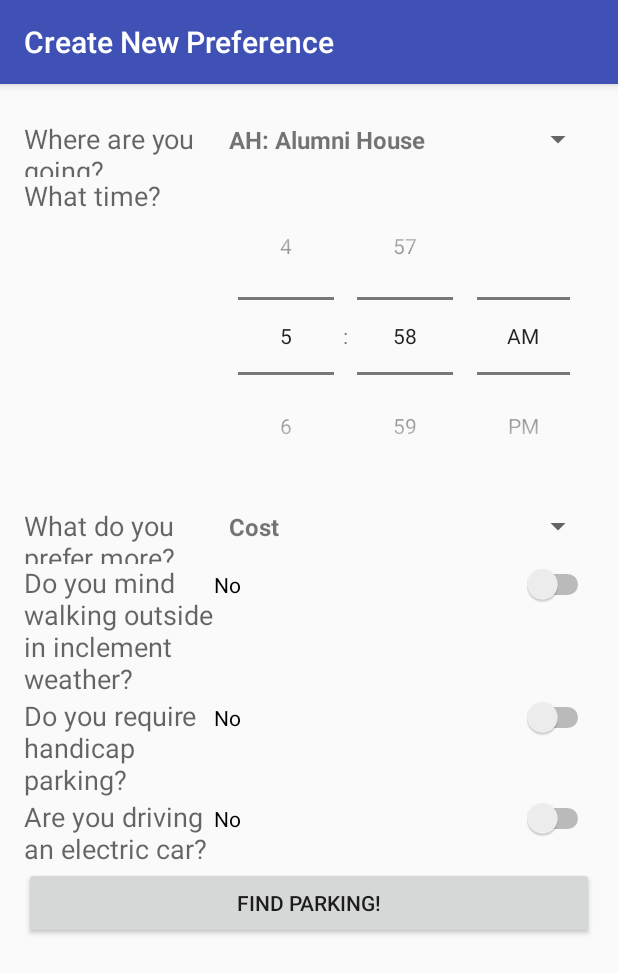
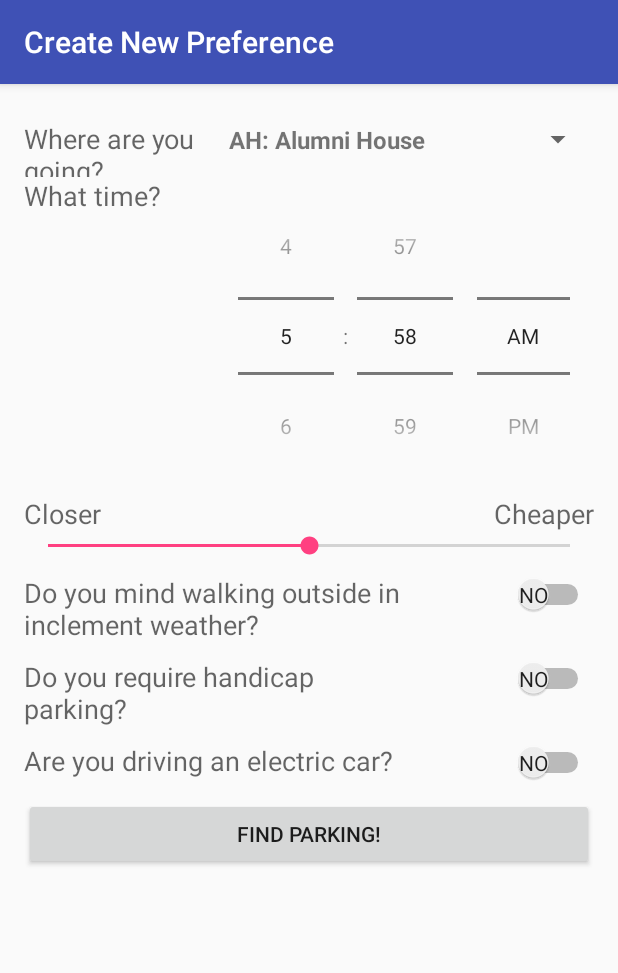
Before and after one commit to frankgreco/CS743_ParkingApp_001, an Android app: the CreateNewPreferenceActivity screen opened directly, with no data from a screen before it, on a phone screen of 412 x 824 dp. Shown: the top 973 px of the screen. Run offline under Robolectric (Android 15) with nearby library versions, the phone set to English and light mode, and no system bars.

Commit message:
Changing cost versus distance dropdown to a slider. Had to also change the Parking Preferences class to use an integer instead of the OPT_STRATEGY enum.

```diff
--- a/app/src/main/java/com/cs743/uwmparkingfinder/Structures/ParkingPreferences.java
+++ b/app/src/main/java/com/cs743/uwmparkingfinder/Structures/ParkingPreferences.java
@@ -20,18 +20,19 @@ package com.cs743.uwmparkingfinder.Structures;
 public class ParkingPreferences
 {
     /*************************  Class Static Variables  ***********************/
-    public enum OPT_STRATEGY
+    /*public enum OPT_STRATEGY
     {
         OPT_COST,                           ///< Optimize based on cost
         OPT_DIST                            ///< Optimize based on distance
-    }
+    }*/
 
     /*************************  Class Member Variables  ***********************/
 
     private String destination_;            ///< Destination building
     private int destTimeHour_;              ///< Destination time (hours part)
     private int destTimeMin_;               ///< Destination time (minute part)
-    private OPT_STRATEGY optimization_;     ///< Preferred optimization
+    //private OPT_STRATEGY optimization_;     ///< Preferred optimization
+    private int disORprice_;                ///< Cost or Distance Preference: 0=prefer closer / 100=prefer cheaper
     private boolean allowOutside_;          ///< True if outside parking ok
     private boolean handicapReq_;           ///< True if require handicap parking
     private boolean electricReq_;           ///< True if require electric parking
@@ -46,7 +47,8 @@ public class ParkingPreferences
         destination_ = null;
         destTimeHour_ = 0;
         destTimeMin_ = 0;
-        optimization_ = OPT_STRATEGY.OPT_COST;
+        //optimization_ = OPT_STRATEGY.OPT_COST;
+        disORprice_=50;
         allowOutside_ = true;
         handicapReq_ = false;
         electricReq_ = false;
@@ -64,16 +66,17 @@ public class ParkingPreferences
      * @param electricReq True if require electric plug-in parking
      */
     public ParkingPreferences(String destination, int hours, int min,
-                              OPT_STRATEGY optimization, boolean outsideOk,
+                              int optimization, boolean outsideOk,
                               boolean handicapReq, boolean electricReq)
     {
         destination_ = destination;
         destTimeHour_ = hours;
         destTimeMin_ = min;
-        optimization_ = optimization;
+        //optimization_ = optimization;
+        disORprice_=optimization;
         allowOutside_ = outsideOk;
         handicapReq_ = handicapReq;
-        electricReq_ = electricReq_;
+        electricReq_ = electricReq;
     }
 
     /**
@@ -135,11 +138,11 @@ public class ParkingPreferences
      *
      * @return true if able to update optimization strategy successfully, false otherwise
      */
-    public boolean setOptimization(OPT_STRATEGY optimization)
+    public boolean setOptimization(int optimization)
     {
         boolean success = true;
-
-        if ((optimization != OPT_STRATEGY.OPT_COST) ||
+        disORprice_=optimization;
+       /* if ((optimization != OPT_STRATEGY.OPT_COST) ||
             (optimization != OPT_STRATEGY.OPT_DIST))
         {
             success = false;
@@ -147,8 +150,7 @@ public class ParkingPreferences
         else
         {
             optimization_ = optimization;
-        }
-
+        }*/
         return success;
     }
 
@@ -235,9 +237,9 @@ public class ParkingPreferences
      *
      * @return Optimization strategy
      */
-    public OPT_STRATEGY getOptimization()
+    public int getOptimization()
     {
-        return optimization_;
+        return disORprice_;
     }
 
     /**
--- a/app/src/main/java/com/cs743/uwmparkingfinder/UI/CreateNewPreferenceActivity.java
+++ b/app/src/main/java/com/cs743/uwmparkingfinder/UI/CreateNewPreferenceActivity.java
@@ -20,6 +20,7 @@ import android.os.Bundle;
 import android.view.View;
 import android.widget.ArrayAdapter;
 import android.widget.Button;
+import android.widget.SeekBar;
 import android.widget.Spinner;
 import android.widget.Switch;
 import android.widget.TextView;
@@ -43,8 +44,10 @@ public class CreateNewPreferenceActivity extends AppCompatActivity
     private Spinner whereToSpinner_;            ///< Where to spinner
     private TextView whatTimeLabel_;            ///< What time label
     private TimePicker whatTimePicker_;         ///< What time picker
-    private TextView prefLabel_;                ///< Parking preferences label
-    private Spinner prefSpinner_;               ///< Parking preferences spinner
+    private TextView prefLabelCloser_;          ///< Closer parking preferences label
+    private TextView prefLabelCheaper_;         ///< Cheaper parking preferences label
+    private SeekBar disORpriceBar_;             ///< Cost or Distance Preference: 0=prefer closer / 100=prefer cheaper
+    //private Spinner prefSpinner_;               ///< Parking preferences spinner
     private TextView prefOutsideLabel_;         ///< Outside preference label
     private Switch prefOutsideSwitch_;          ///< Outside parking switch
     private TextView handicapLabel_;            ///< Need handicap parking label
@@ -71,8 +74,10 @@ public class CreateNewPreferenceActivity extends AppCompatActivity
         whereToSpinner_ = (Spinner)findViewById(R.id.whereToList);
         whatTimeLabel_ = (TextView)findViewById(R.id.whatTimeLabel);
         whatTimePicker_ = (TimePicker)findViewById(R.id.whatTimePicker);
-        prefLabel_ = (TextView)findViewById(R.id.prefLabel);
-        prefSpinner_ = (Spinner)findViewById(R.id.prefSpinner);
+        prefLabelCloser_ = (TextView)findViewById(R.id.prefLabelCloser);
+        prefLabelCheaper_ = (TextView) findViewById(R.id.prefLabelCheaper);
+        disORpriceBar_ = (SeekBar) findViewById(R.id.costDistBar);
+        //prefSpinner_ = (Spinner)findViewById(R.id.prefSpinner);
         prefOutsideLabel_ = (TextView)findViewById(R.id.badWeatherLabel);
         prefOutsideSwitch_= (Switch)findViewById(R.id.outsideSwitch);
         handicapLabel_ = (TextView)findViewById(R.id.disableParkLabel);
@@ -95,10 +100,10 @@ public class CreateNewPreferenceActivity extends AppCompatActivity
         whereToSpinner_.setAdapter(whereToAdapter);
 
         // Populate the preference spinner - reuse TOC text view layout
-        String[] optList = res.getStringArray(R.array.ALL_OPTIMIZATIONS);
+        /*String[] optList = res.getStringArray(R.array.ALL_OPTIMIZATIONS);
         ArrayAdapter optAdapter = new ArrayAdapter<String>(this, R.layout.activity_toclistview, optList);
         optAdapter.setDropDownViewResource(R.layout.support_simple_spinner_dropdown_item);
-        prefSpinner_.setAdapter(optAdapter);
+        prefSpinner_.setAdapter(optAdapter);*/
     }
 
     /**
@@ -121,7 +126,8 @@ public class CreateNewPreferenceActivity extends AppCompatActivity
         int destMin = whatTimePicker_.getMinute();
 
         // Read optimization preference value
-        String optimization = prefSpinner_.getSelectedItem().toString();
+        //String optimization = prefSpinner_.getSelectedItem().toString();
+        int disORprice = disORpriceBar_.getProgress();
 
         // Read outdoor preference
         boolean outsideAllowed = prefOutsideSwitch_.isChecked();
@@ -134,14 +140,14 @@ public class CreateNewPreferenceActivity extends AppCompatActivity
 
         // Package up preferences
         Resources res = getResources();
-        ParkingPreferences.OPT_STRATEGY optStrategy = ParkingPreferences.OPT_STRATEGY.OPT_COST;
+        /*ParkingPreferences.OPT_STRATEGY optStrategy = ParkingPreferences.OPT_STRATEGY.OPT_COST;
         if (optimization.equalsIgnoreCase(res.getString(R.string.optDist)))
         {
             optStrategy = ParkingPreferences.OPT_STRATEGY.OPT_DIST;
-        }
+        }*/
 
         ParkingPreferences preferences = new ParkingPreferences(destination, destHour, destMin,
-                                                                optStrategy, outsideAllowed,
+                                                                disORprice, outsideAllowed,
                                                                 disableParkNeeded,
                                                                 electricParkNeeded);
 
--- a/app/src/main/res/layout/activity_create_new_preference.xml
+++ b/app/src/main/res/layout/activity_create_new_preference.xml
@@ -64,22 +64,36 @@
                     android:layout_width="0dip"
                     android:layout_weight="1"
                     android:textAppearance="?android:attr/textAppearanceMedium"
-                    android:text="What do you prefer more?"
-                    android:id="@+id/prefLabel"
+                    android:text="Closer"
+                    android:id="@+id/prefLabelCloser"
                     android:layout_column="1"/>
-
-                <Spinner
-                    android:layout_width="0dip"
-                    android:layout_weight="2"
-                    android:id="@+id/prefSpinner"
-                    android:layout_column="2"/>
-            </TableRow>
-
-            <TableRow>
 
                 <TextView
                     android:layout_width="0dip"
                     android:layout_weight="1"
+                    android:textAppearance="?android:attr/textAppearanceMedium"
+                    android:text="Cheaper"
+                    android:id="@+id/prefLabelCheaper"
+                    android:layout_column="2"
+                    android:gravity="right" />
+            </TableRow>
+
+            <TableRow
+                android:paddingBottom="10dp">
+                <SeekBar
+                    android:layout_column="1"
+                    android:layout_width="0dip"
+                    android:layout_weight="1"
+                    android:id="@+id/costDistBar"
+                    android:progress="50" />
+            </TableRow>
+
+            <TableRow
+                android:paddingBottom="10dp">
+
+                <TextView
+                    android:layout_width="0dip"
+                    android:layout_weight="2"
                     android:textAppearance="?android:attr/textAppearanceMedium"
                     android:text="Do you mind walking outside in inclement weather?"
                     android:id="@+id/badWeatherLabel"
@@ -87,19 +101,22 @@
 
                 <Switch
                     android:layout_width="0dip"
-                    android:layout_weight="2"
-                    android:text="No"
+                    android:layout_weight="1"
                     android:id="@+id/outsideSwitch"
-                    android:layout_column="2"/>
+                    android:layout_column="2"
+                    android:textOn="Yes"
+                    android:textOff="No"
+                    android:showText="true"/>
             </TableRow>
 
             <TableRow
                 android:layout_width="match_parent"
-                android:layout_height="match_parent">
+                android:layout_height="match_parent"
+                android:paddingBottom="10dp">
 
                 <TextView
                     android:layout_width="0dip"
-                    android:layout_weight="1"
+                    android:layout_weight="2"
                     android:textAppearance="?android:attr/textAppearanceMedium"
                     android:text="Do you require handicap parking?"
                     android:id="@+id/disableParkLabel"
@@ -107,19 +124,22 @@
 
                 <Switch
                     android:layout_width="0dip"
-                    android:layout_weight="2"
-                    android:text="No"
+                    android:layout_weight="1"
                     android:id="@+id/disableParkSwitch"
-                    android:layout_column="2"/>
+                    android:layout_column="2"
+                    android:textOn="Yes"
+                    android:textOff="No"
+                    android:showText="true"/>
             </TableRow>
 
             <TableRow
                 android:layout_width="match_parent"
-                android:layout_height="match_parent">
+                android:layout_height="match_parent"
+                android:paddingBottom="10dp">
 
                 <TextView
                     android:layout_width="0dip"
-                    android:layout_weight="1"
+                    android:layout_weight="2"
                     android:textAppearance="?android:attr/textAppearanceMedium"
                     android:text="Are you driving an electric car?"
                     android:id="@+id/electricParkLabel"
@@ -127,10 +147,12 @@
 
                 <Switch
                     android:layout_width="0dip"
-                    android:layout_weight="2"
-                    android:text="No"
+                    android:layout_weight="1"
                     android:id="@+id/electricParkSwitch"
-                    android:layout_column="2"/>
+                    android:layout_column="2"
+                    android:textOn="Yes"
+                    android:textOff="No"
+                    android:showText="true"/>
             </TableRow>
 
             <TableRow
```
